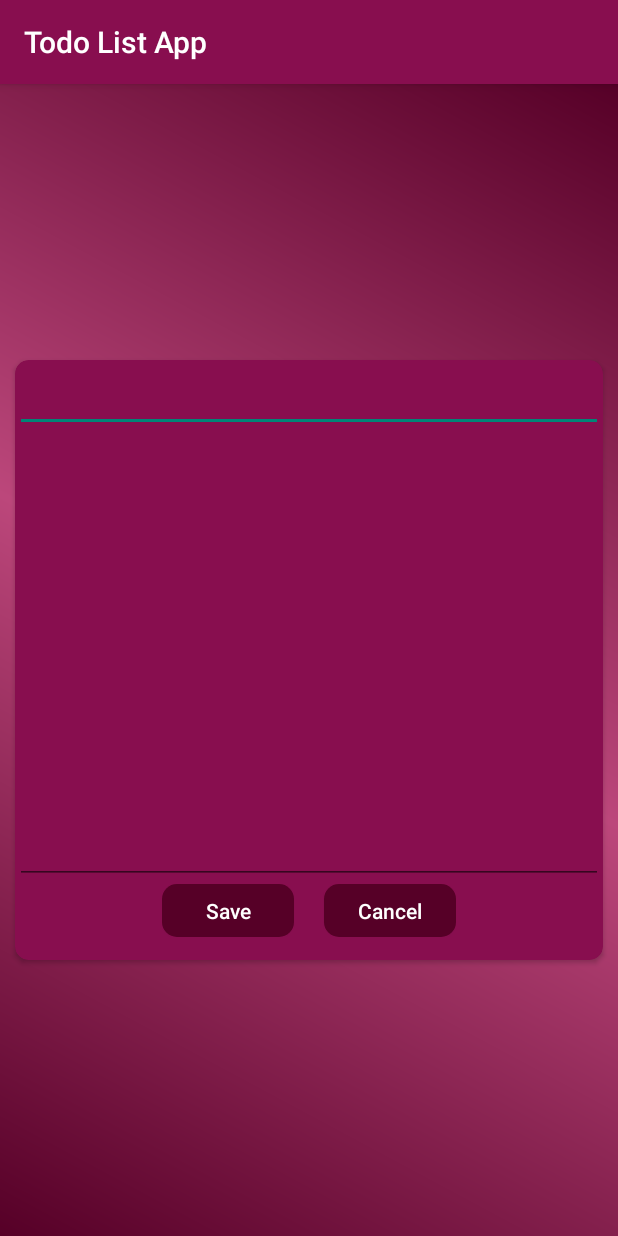
After one commit to frankdavid-addae/android-todo-list-app, an Android app: the EditTodoActivity screen opened directly, with no data from a screen before it, on a phone screen of 412 x 824 dp. The commit adds this screen. Run offline under Robolectric (Android 15) with nearby library versions, the phone set to English and light mode, and no system bars.

Commit message:
added edit todo activity layout

```diff
--- a/app/src/main/AndroidManifest.xml
+++ b/app/src/main/AndroidManifest.xml
@@ -10,6 +10,9 @@
         android:supportsRtl="true"
         android:theme="@style/Theme.TodoListApp">
         <activity
+            android:name=".EditTodoActivity"
+            android:exported="true" />
+        <activity
             android:name=".MainActivity"
             android:exported="true">
             <intent-filter>
--- /dev/null
+++ b/app/src/main/java/com/example/todolistapp/EditTodoActivity.java
@@ -0,0 +1,14 @@
+package com.example.todolistapp;
+
+import androidx.appcompat.app.AppCompatActivity;
+
+import android.os.Bundle;
+
+public class EditTodoActivity extends AppCompatActivity {
+
+    @Override
+    protected void onCreate(Bundle savedInstanceState) {
+        super.onCreate(savedInstanceState);
+        setContentView(R.layout.activity_edit_todo);
+    }
+}
--- /dev/null
+++ b/app/src/main/res/drawable/button_shape.xml
@@ -0,0 +1,5 @@
+<?xml version="1.0" encoding="utf-8"?>
+<shape xmlns:android="http://schemas.android.com/apk/res/android">
+    <solid android:color="@color/pink_700" />
+    <corners android:radius="10dp" />
+</shape>
--- /dev/null
+++ b/app/src/main/res/layout/activity_edit_todo.xml
@@ -0,0 +1,91 @@
+<?xml version="1.0" encoding="utf-8"?>
+<androidx.constraintlayout.widget.ConstraintLayout xmlns:android="http://schemas.android.com/apk/res/android"
+    xmlns:app="http://schemas.android.com/apk/res-auto"
+    xmlns:tools="http://schemas.android.com/tools"
+    android:layout_width="match_parent"
+    android:layout_height="match_parent"
+    tools:context=".EditTodoActivity"
+    android:background="@drawable/background_gradient">
+
+    <androidx.cardview.widget.CardView
+        android:layout_width="match_parent"
+        android:layout_height="400dp"
+        android:layout_marginHorizontal="10dp"
+        android:elevation="9dp"
+        app:cardCornerRadius="9dp"
+        app:cardBackgroundColor="@color/pink_500"
+        app:layout_constraintBottom_toBottomOf="parent"
+        app:layout_constraintTop_toTopOf="parent"
+        tools:layout_editor_absoluteX="10dp">
+
+        <androidx.constraintlayout.widget.ConstraintLayout
+            android:layout_width="match_parent"
+            android:layout_height="match_parent">
+
+            <EditText
+                android:id="@+id/etEditTodoTitle"
+                android:layout_width="match_parent"
+                android:layout_height="wrap_content"
+                android:gravity="center"
+                android:textColor="@color/white"
+                android:textSize="20sp"
+                android:textStyle="bold"
+                app:layout_constraintEnd_toEndOf="parent"
+                app:layout_constraintStart_toStartOf="parent"
+                app:layout_constraintTop_toTopOf="parent"
+                tools:text="Title" />
+
+            <EditText
+                android:id="@+id/etEditTodoDescription"
+                android:layout_width="match_parent"
+                android:layout_height="0dp"
+                android:layout_marginTop="11dp"
+                android:gravity="center"
+                android:textColor="@color/white"
+                android:textSize="20sp"
+                android:textStyle="bold"
+                app:layout_constraintBottom_toTopOf="@id/llButtonsRow"
+                app:layout_constraintEnd_toEndOf="parent"
+                app:layout_constraintStart_toStartOf="parent"
+                app:layout_constraintTop_toBottomOf="@+id/etEditTodoTitle"
+                tools:text="Description" />
+
+            <LinearLayout
+                android:id="@+id/llButtonsRow"
+                android:layout_width="wrap_content"
+                android:layout_height="wrap_content"
+                android:layout_marginBottom="15dp"
+                app:layout_constraintBottom_toBottomOf="parent"
+                app:layout_constraintEnd_toEndOf="parent"
+                app:layout_constraintStart_toStartOf="parent">
+
+                <Button
+                    android:id="@+id/btnSave"
+                    android:layout_width="wrap_content"
+                    android:layout_height="35dp"
+                    android:background="@drawable/button_shape"
+                    android:text="Save"
+                    android:textAllCaps="false"
+                    android:textColor="@color/white" />
+
+                <Space
+                    android:layout_width="20dp"
+                    android:layout_height="0dp" />
+
+                <Button
+                    android:id="@+id/btnCancel"
+                    android:layout_width="wrap_content"
+                    android:layout_height="35dp"
+                    android:background="@drawable/button_shape"
+                    android:text="Cancel"
+                    android:textAllCaps="false"
+                    android:textColor="@color/white" />
+
+            </LinearLayout>
+
+        </androidx.constraintlayout.widget.ConstraintLayout>
+
+
+    </androidx.cardview.widget.CardView>
+
+</androidx.constraintlayout.widget.ConstraintLayout>
--- a/app/src/main/res/values-night/themes.xml
+++ b/app/src/main/res/values-night/themes.xml
@@ -1,6 +1,6 @@
 <resources xmlns:tools="http://schemas.android.com/tools">
     <!-- Base application theme. -->
-    <style name="Theme.TodoListApp" parent="Theme.MaterialComponents.DayNight.DarkActionBar">
+    <style name="Theme.TodoListApp" parent="Theme.AppCompat.DayNight.DarkActionBar">
         <!-- Primary brand color. -->
         <item name="colorPrimary">@color/pink_200</item>
         <item name="colorPrimaryVariant">@color/pink_700</item>
--- a/app/src/main/res/values/themes.xml
+++ b/app/src/main/res/values/themes.xml
@@ -1,6 +1,6 @@
 <resources xmlns:tools="http://schemas.android.com/tools">
     <!-- Base application theme. -->
-    <style name="Theme.TodoListApp" parent="Theme.MaterialComponents.DayNight.DarkActionBar">
+    <style name="Theme.TodoListApp" parent="Theme.AppCompat.DayNight.DarkActionBar">
         <!-- Primary brand color. -->
         <item name="colorPrimary">@color/pink_500</item>
         <item name="colorPrimaryVariant">@color/pink_700</item>
```
